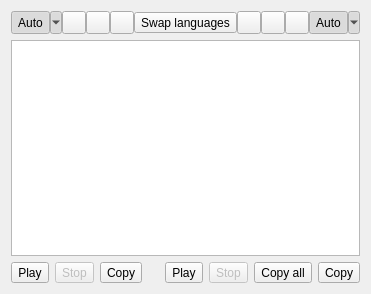
Above: src/popupwindow.ui from crow-translate/crow-translate before the change. Below: the same form after it.
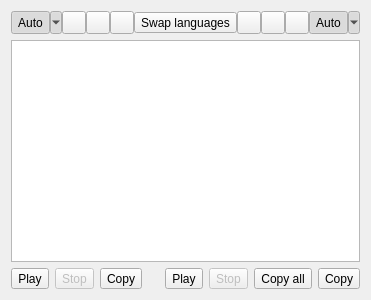
That is the form after the change. Icons and pictures are not drawn.

Commit message: Add ability to set pop-up window size

```diff
--- a/src/popupwindow.ui
+++ b/src/popupwindow.ui
@@ -6,8 +6,8 @@
    <rect>
     <x>0</x>
     <y>0</y>
-    <width>333</width>
-    <height>294</height>
+    <width>350</width>
+    <height>300</height>
    </rect>
   </property>
   <property name="windowTitle">
```
The commit also changes 5 other files.
